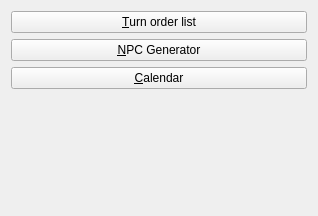
First picture: the form in UI/MainWidget.ui, repository andreassch/RPGAssistant, before the edit.
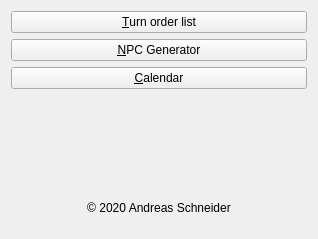
Second picture: the form after the edit. Icons and pictures are not drawn.

```diff
--- a/UI/MainWidget.ui
+++ b/UI/MainWidget.ui
@@ -7,7 +7,7 @@
     <x>0</x>
     <y>0</y>
     <width>318</width>
-    <height>216</height>
+    <height>239</height>
    </rect>
   </property>
   <property name="windowTitle">
@@ -65,6 +65,16 @@
      </property>
     </widget>
    </item>
+   <item>
+    <widget class="QLabel" name="label">
+     <property name="text">
+      <string notr="true">© 2020 Andreas Schneider</string>
+     </property>
+     <property name="alignment">
+      <set>Qt::AlignCenter</set>
+     </property>
+    </widget>
+   </item>
   </layout>
  </widget>
  <resources>
```
Left out of the diff: 6 changed lines with no effect on the pictures.
